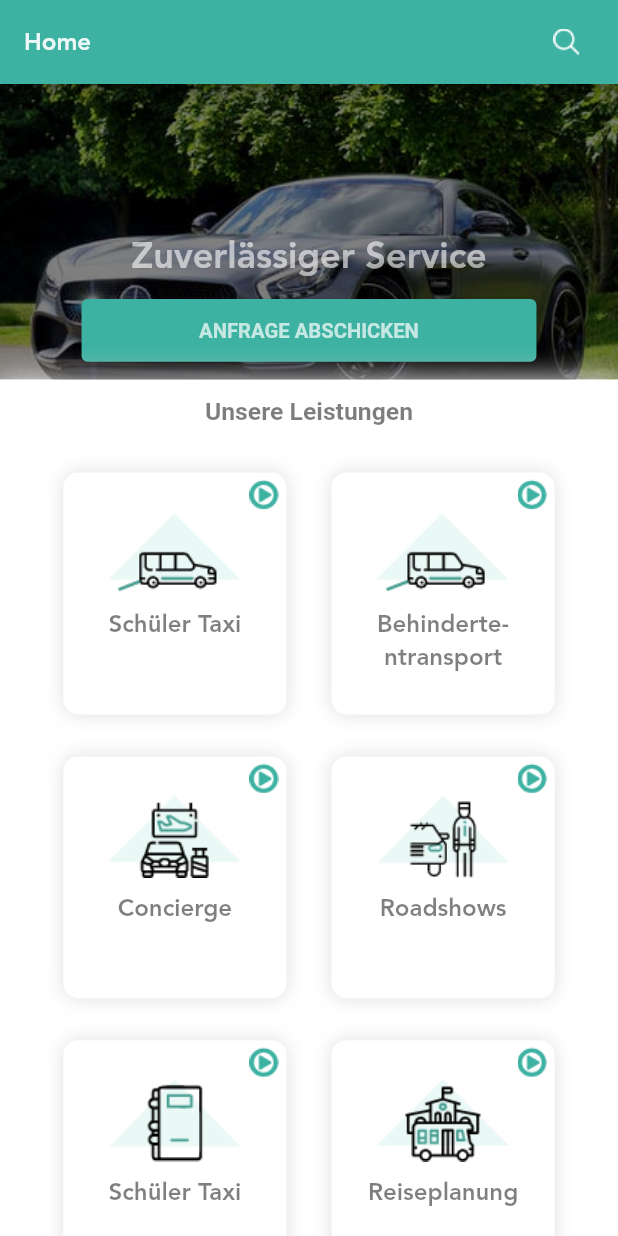
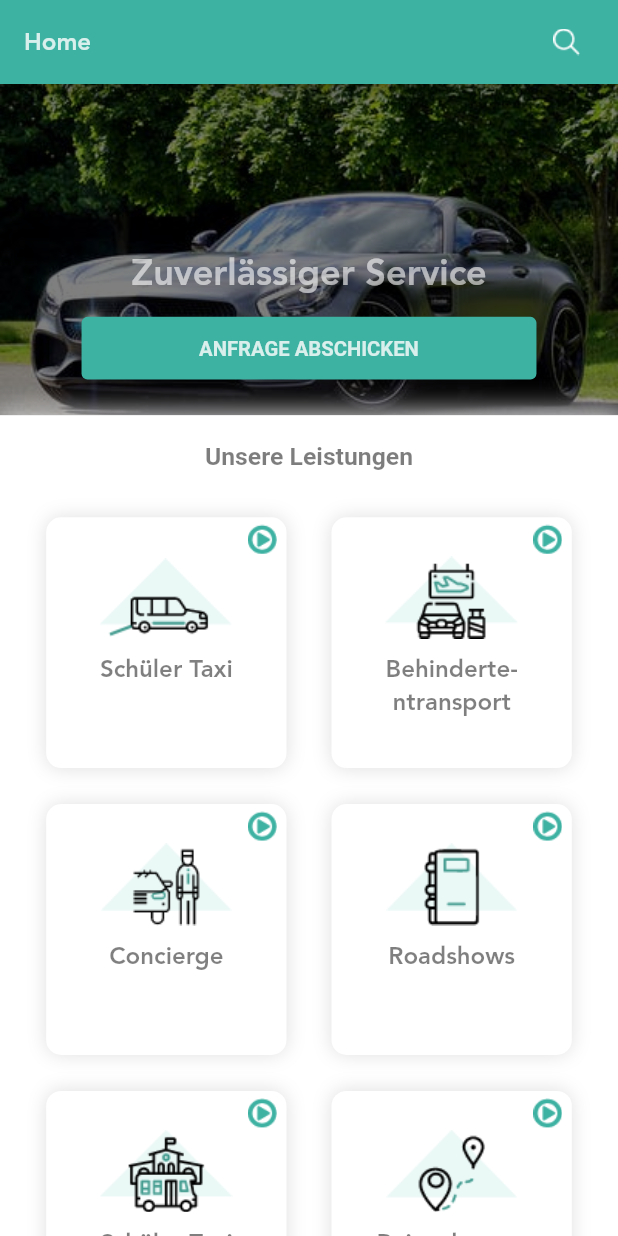
Before and after one commit to maazkhan1998/taxi4you, a Flutter app: the screen it shows after launch, on a phone screen of 412 x 824 dp. Run offline on Flutter 3.47's test engine with Material 2 defaults, Android fonts, the light colour scheme and no system bars; our stand-ins replace flutter_screenutil; Roboto replaces fonts that are missing (medium).

Commit message:
home updates

```diff
--- a/lib/screens/home.dart
+++ b/lib/screens/home.dart
@@ -10,8 +10,9 @@ class HomeScr extends StatefulWidget {
 class _HomeScrState extends State<HomeScr> {
   serviceCard(String image, String service) {
     return Container(
-      height: ScreenUtil().setHeight(135.0),
-      width: ScreenUtil().setWidth(130.0),
+      padding: EdgeInsets.symmetric(horizontal:5),
+      height: ScreenUtil().setHeight(140.0),
+      width: ScreenUtil().setWidth(140.0),
       decoration: BoxDecoration(color: Colors.white, boxShadow: [
         BoxShadow(color: Colors.grey.shade300, blurRadius: 10.0)
       ],
@@ -23,7 +24,7 @@ class _HomeScrState extends State<HomeScr> {
           Align(
             alignment: Alignment.topRight,
             child: Container(
-              margin: EdgeInsets.only(top: 4.0, right: 4.0),
+              margin: EdgeInsets.only(top: 4.0),
               child: Image.asset(
                 'assets/play.png',height: 22.0,width: 22.0,
               ),
@@ -52,15 +53,15 @@ class _HomeScrState extends State<HomeScr> {
   Widget build(BuildContext context) {
     return SafeArea(
       child: Scaffold(
+        backgroundColor: Colors.white,
         appBar: AppBar(
           titleSpacing: MySize.size34,
           title: Text(
             'Home',
             style: TextStyle(
                 fontSize: 16.0,
-                color: Colors.white.withOpacity(0.9),
-                fontFamily: 'heavy',
-                fontWeight: FontWeight.w400),
+                color: Colors.white.withOpacity(0.8),
+                fontFamily: 'heavy',),
           ),
           actions: [
             GestureDetector(
@@ -81,7 +82,7 @@ class _HomeScrState extends State<HomeScr> {
               Stack(
                 children: [
                   Container(
-                      height: ScreenUtil().setHeight(165.0),
+                      height: ScreenUtil().setHeight(185.0),
                       width: double.infinity,
                       decoration: BoxDecoration(
                           image: DecorationImage(
@@ -90,7 +91,7 @@ class _HomeScrState extends State<HomeScr> {
                               ),
                               fit: BoxFit.cover))),
                   Container(
-                    height: ScreenUtil().setHeight(165.0),
+                    height: ScreenUtil().setHeight(185.0),
                     width: double.infinity,
                     color: Colors.black.withOpacity(0.5),
                     child: Column(
@@ -115,14 +116,14 @@ class _HomeScrState extends State<HomeScr> {
                                     fontFamily: 'medium',
                                     fontSize: 13.5,
                                     fontWeight: FontWeight.bold,
-                                    color: Colors.white.withOpacity(0.7))),
+                                    color: Colors.white.withOpacity(0.8))),
                             style: ElevatedButton.styleFrom(
                                 primary: Color(0xFF3DB1A2)),
                             onPressed: () {},
                           ),
                         ),
                         SizedBox(
-                          height: ScreenUtil().setHeight(10.0),
+                          height: ScreenUtil().setHeight(20.0),
                         ),
                       ],
                     ),
@@ -130,7 +131,7 @@ class _HomeScrState extends State<HomeScr> {
                 ],
               ),
               Container(
-                height: ScreenUtil().setHeight(550.0),
+                height: ScreenUtil().setHeight(580.0),
                 width: double.infinity,
                 decoration: BoxDecoration(color: Colors.white, boxShadow: [
                   BoxShadow(
@@ -142,7 +143,7 @@ class _HomeScrState extends State<HomeScr> {
                 child: Column(
                   children: [
                     SizedBox(
-                      height: ScreenUtil().setHeight(10.0),
+                      height: ScreenUtil().setHeight(15.0),
                     ),
                     Text('Unsere Leistungen',
                         style: TextStyle(
@@ -154,15 +155,15 @@ class _HomeScrState extends State<HomeScr> {
                       height: ScreenUtil().setHeight(26.0),
                     ),
                     Wrap(
-                      alignment: WrapAlignment.center,spacing: 30.0,runSpacing: 28.0,
+                      alignment: WrapAlignment.center,spacing: 30.0,runSpacing: 24.0,
                       children: [
                         serviceCard('assets/page-1 (1).png', 'Schüler Taxi'),
                         serviceCard(
-                            'assets/page-1 (1).png', 'Behinderte-ntransport'),
-                        serviceCard('assets/page-1(2).png', 'Concierge '),
-                        serviceCard('assets/page-1(3).png', 'Roadshows'),
-                        serviceCard('assets/page-1(4).png', 'Schüler Taxi'),
-                        serviceCard('assets/page-1(5).png', 'Reiseplanung')
+                            'assets/page-1(2).png', 'Behinderte-ntransport'),
+                        serviceCard('assets/page-1(3).png', 'Concierge '),
+                        serviceCard('assets/page-1(4).png', 'Roadshows'),
+                        serviceCard('assets/page-1(5).png', 'Schüler Taxi'),
+                        serviceCard('assets/page-1(6).png', 'Reiseplanung')
                       ],
                     )
                   ],
@@ -174,7 +175,7 @@ class _HomeScrState extends State<HomeScr> {
               Text('Verbreitetes Netzwerk',
                   style: TextStyle(
                       fontFamily: 'medium',
-                      fontSize: 16.5,
+                      fontSize: 21.5,letterSpacing: 1.15,
                       fontWeight: FontWeight.bold,
                       color: Color(0xFF3DB1A2))),
               SizedBox(
@@ -189,8 +190,8 @@ class _HomeScrState extends State<HomeScr> {
               SizedBox(
                 height: ScreenUtil().setHeight(20.0),
               ),
-              Padding(
-                padding: EdgeInsets.symmetric(horizontal: 35.0),
+              Container(
+                padding: EdgeInsets.only(bottom: 150.0,left: 35.0,right: 35.0),
                 child: Text(
                     'Wir verfügen über ein umfangreiches Netzwerk, das wir kontinuierlich ausbauen. Um unseren Kunden auch bei hoher Auslastung die richtige Servicelösung anbieten zu können, tun wir alles dafür.',
                     textAlign: TextAlign.center,
@@ -198,6 +199,7 @@ class _HomeScrState extends State<HomeScr> {
                         fontFamily: 'medium',
                         fontSize: 13.5,
                         fontWeight: FontWeight.bold,
+                        height: 1.5,
                         color: Colors.black54)),
               ),
             ],
```
